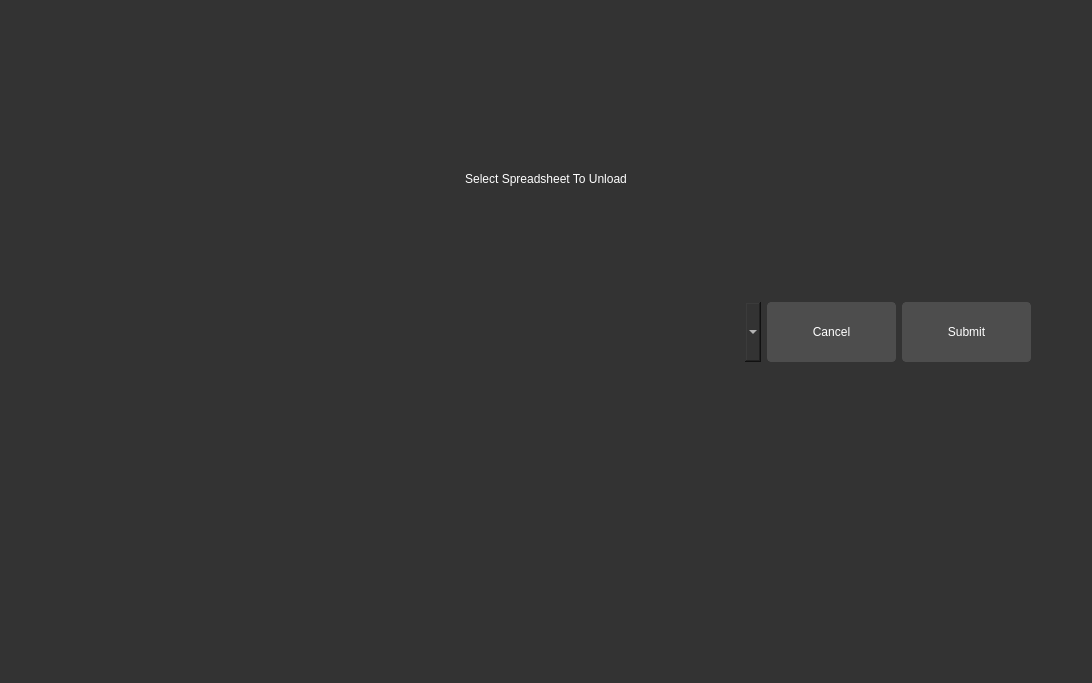
This is source/program/driver/features/ui/unloadpage.ui in Teky500/Ebook-PR-Application as Qt 5 draws it before an edit. The edited form follows.
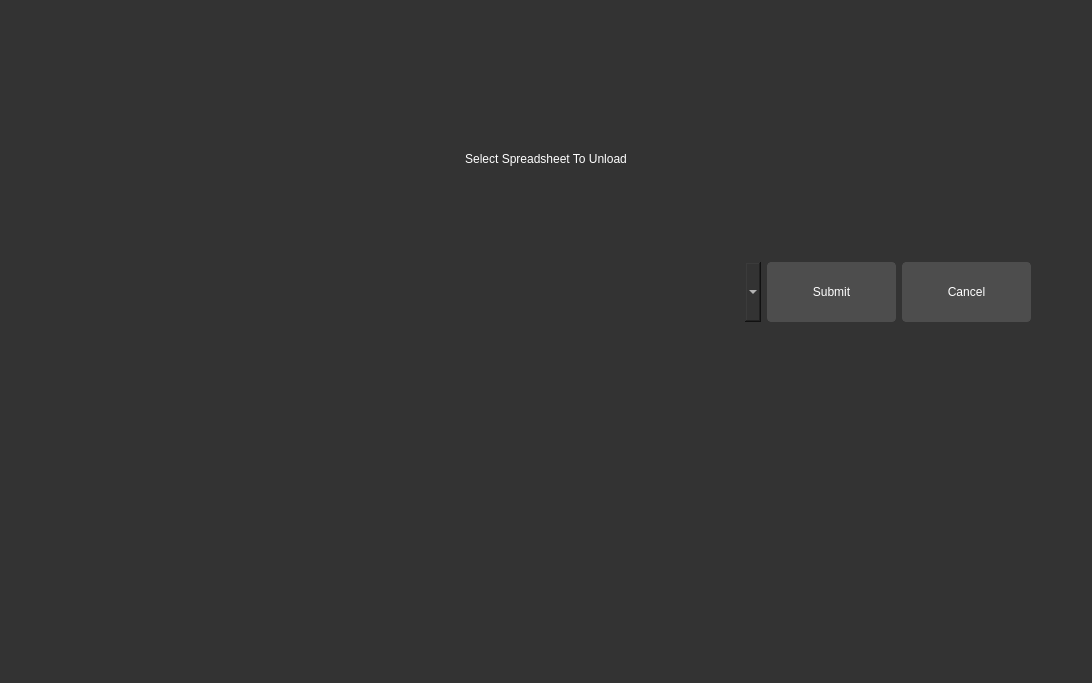
This is the edited form.

The edit to the form file:
```diff
--- a/source/program/driver/features/ui/unloadpage.ui
+++ b/source/program/driver/features/ui/unloadpage.ui
@@ -136,7 +136,7 @@
         <number>50</number>
        </property>
        <property name="bottomMargin">
-        <number>310</number>
+        <number>350</number>
        </property>
        <item>
         <widget class="QComboBox" name="unload_sheets">
@@ -149,7 +149,7 @@
          <property name="maximumSize">
           <size>
            <width>1050</width>
-           <height>100</height>
+           <height>60</height>
           </size>
          </property>
          <property name="styleSheet">
@@ -185,31 +185,6 @@
          </property>
         </widget>
        </item>
-       <item>
-        <widget class="QPushButton" name="cancel_button">
-         <property name="enabled">
-          <bool>true</bool>
-         </property>
-         <property name="minimumSize">
-          <size>
-           <width>100</width>
-           <height>60</height>
-          </size>
-         </property>
-         <property name="maximumSize">
-          <size>
-           <width>170</width>
-           <height>100</height>
-          </size>
-         </property>
-         <property name="styleSheet">
-          <string notr="true">font: 700 15pt &quot;Segoe UI&quot;;</string>
-         </property>
-         <property name="text">
-          <string>Cancel</string>
-         </property>
-        </widget>
-       </item>
        <item>
         <widget class="QPushButton" name="submit_button">
          <property name="sizePolicy">
@@ -227,7 +202,7 @@
          <property name="maximumSize">
           <size>
            <width>170</width>
-           <height>100</height>
+           <height>60</height>
           </size>
          </property>
          <property name="styleSheet">
@@ -238,6 +213,31 @@
          </property>
         </widget>
        </item>
+       <item>
+        <widget class="QPushButton" name="cancel_button">
+         <property name="enabled">
+          <bool>true</bool>
+         </property>
+         <property name="minimumSize">
+          <size>
+           <width>100</width>
+           <height>60</height>
+          </size>
+         </property>
+         <property name="maximumSize">
+          <size>
+           <width>170</width>
+           <height>60</height>
+          </size>
+         </property>
+         <property name="styleSheet">
+          <string notr="true">font: 700 15pt &quot;Segoe UI&quot;;</string>
+         </property>
+         <property name="text">
+          <string>Cancel</string>
+         </property>
+        </widget>
+       </item>
       </layout>
      </item>
     </layout>
```
